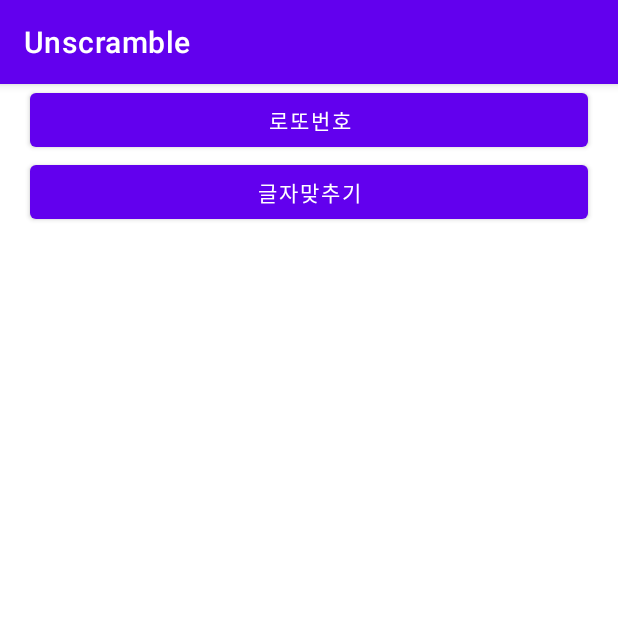
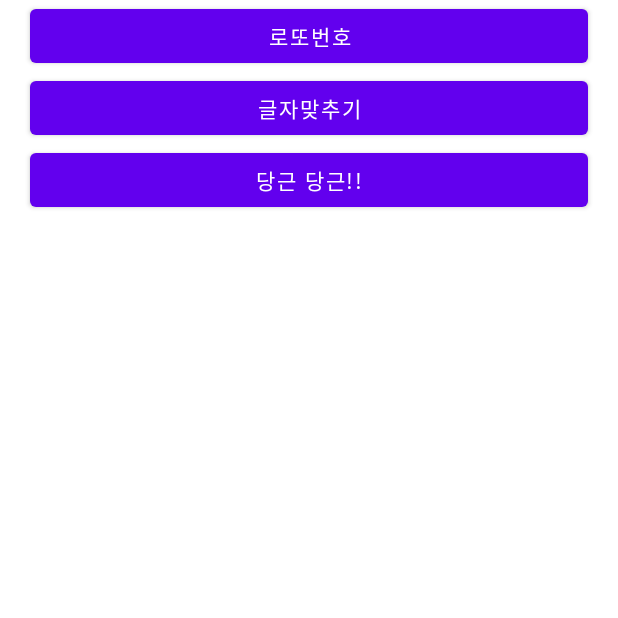
Before and after one commit to moongeon/games, an Android app: the screen it shows after launch (MainActivity), on a phone screen of 412 x 824 dp, the top half of it. Run offline under Robolectric (Android 15) with nearby library versions, the phone set to English and light mode, and no system bars; our stand-ins replace data binding.

```diff
--- a/app/src/main/java/com/mungeun/games/MainActivity.kt
+++ b/app/src/main/java/com/mungeun/games/MainActivity.kt
@@ -4,6 +4,7 @@ import androidx.appcompat.app.AppCompatActivity
 import android.os.Bundle
 
 class MainActivity : AppCompatActivity() {
+
     override fun onCreate(savedInstanceState: Bundle?) {
         super.onCreate(savedInstanceState)
         setContentView(R.layout.activity_main)
--- a/app/src/main/java/com/mungeun/games/view/SelectFragment.kt
+++ b/app/src/main/java/com/mungeun/games/view/SelectFragment.kt
@@ -38,9 +38,14 @@ class SelectFragment : Fragment() {
         binding.lifecycleOwner = viewLifecycleOwner
 
         // 버튼에 대한 클릭 리스너를 설정합니다.
-        binding.Scrabble.setOnClickListener {
+        binding.btnScrabble.setOnClickListener {
             this.findNavController().popBackStack()
             this.findNavController().navigate(R.id.scrabbleFragment)
+        }
+
+        binding.btnCarrot.setOnClickListener {
+            this.findNavController().popBackStack()
+            this.findNavController().navigate(R.id.carrotFragment)
         }
     }
 
--- a/app/src/main/res/layout/select_fragment.xml
+++ b/app/src/main/res/layout/select_fragment.xml
@@ -27,7 +27,7 @@
         app:layout_constraintTop_toTopOf="parent" />
 
     <com.google.android.material.button.MaterialButton
-        android:id="@+id/Scrabble"
+        android:id="@+id/btn_scrabble"
         android:text="글자맞추기"
         android:layout_width="0dp"
         android:layout_height="wrap_content"
@@ -37,6 +37,17 @@
         app:layout_constraintStart_toStartOf="parent"
         app:layout_constraintTop_toBottomOf="@+id/btn_lotte" />
 
+    <com.google.android.material.button.MaterialButton
+        android:id="@+id/btn_carrot"
+        android:text="당근 당근!!"
+        android:layout_width="0dp"
+        android:layout_height="wrap_content"
+        android:layout_marginStart="20dp"
+        android:layout_marginEnd="20dp"
+        app:layout_constraintEnd_toEndOf="parent"
+        app:layout_constraintStart_toStartOf="parent"
+        app:layout_constraintTop_toBottomOf="@+id/btn_scrabble" />
+
 
 
 
--- a/app/src/main/res/navigation/nav_graph.xml
+++ b/app/src/main/res/navigation/nav_graph.xml
@@ -10,9 +10,16 @@
         <action
             android:id="@+id/action_selectFragment_to_scrabbleFragment"
             app:destination="@id/scrabbleFragment" />
+        <action
+            android:id="@+id/action_selectFragment_to_carrotFragment"
+            app:destination="@id/carrotFragment" />
     </fragment>
     <fragment
         android:id="@+id/scrabbleFragment"
         android:name="com.mungeun.games.view.ScrabbleFragment"
         android:label="ScrabbleFragment" />
+    <fragment
+        android:id="@+id/carrotFragment"
+        android:name="com.mungeun.games.view.CarrotFragment"
+        android:label="CarrotFragment" />
 </navigation>
--- a/app/src/main/res/values/themes.xml
+++ b/app/src/main/res/values/themes.xml
@@ -11,6 +11,8 @@
         <item name="colorOnSecondary">@color/black</item>
         <!-- Status bar color. -->
         <item name="android:statusBarColor" tools:targetApi="l">?attr/colorPrimaryVariant</item>
-        <!-- Customize your theme here. -->
+        <!--타이틀바 없애기-->
+        <item name="windowActionBar">false</item>
+        <item name="windowNoTitle">true</item>
     </style>
 </resources>
```
Also changed, not shown: app/src/main/java/com/mungeun/games/view/CarrotFragment.kt (added, +109 -0 lines), app/src/main/java/com/mungeun/games/viewmodel/CarrotViewModel.kt (added, +10 -0 lines), app/src/main/res/layout/carrot_fragment.xml (added, +29 -0 lines), app/src/main/res/mipmap-xxhdpi/bug.png (added), app/src/main/res/mipmap-xxhdpi/carrot.png (added), 5 other files.
